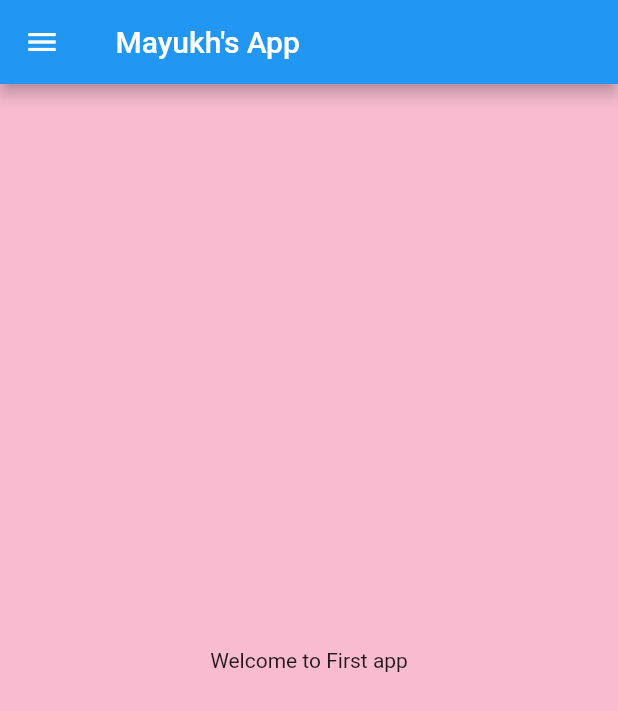
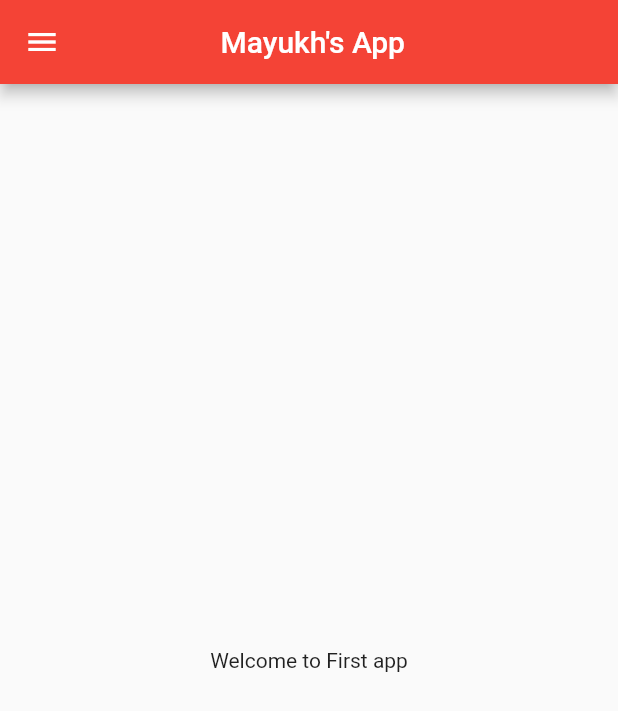
Before and after one commit to mayukh00/Flutter_1, a Flutter app: the HomePage screen opened directly, on a phone screen of 412 x 824 dp. Shown: the top 711 px of the screen. Run offline on Flutter 3.47's test engine with Material 2 defaults, Android fonts, the phone set to English and light mode, and no system bars.

Commit message:
day3 completed

```diff
--- a/lib/home_page.dart
+++ b/lib/pages/home_page.dart
@@ -7,19 +7,23 @@ class HomePage extends StatelessWidget {
   Widget build(BuildContext context) {
     final String dayss = "First";
 
+    Color c;
     return Scaffold(
       appBar: AppBar(
-          title: Text(" Mayukh's App"), //creates the top bar
-
-
+        //creates the top bar
+        title: Text(" Mayukh's App"),
+        centerTitle: true,
+        // backgroundColor: Colors.black,
       ),
       body: Center(
         child: Container(
           child: Text("Welcome to $dayss app"),
         ),
       ),
-      drawer: Drawer(), //menu bar at top left
-      backgroundColor: Colors.pink[100],
+      drawer: const Drawer(
+          // backgroundColor: Colors.blueGrey[700],
+          ), //                                               //Drawer : menu bar at top left
+      // backgroundColor: Colors.cyan[50],
     );
   }
 }
```
Also changed, not shown: lib/main.dart (+19 -11 lines), lib/pages/login_page.dart (added, +21 -0 lines).
